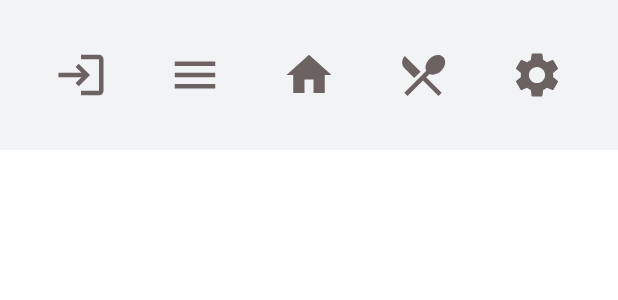
After one commit to JosefMamo12/Zuza-s, an Android app: the layout navigation_bar.xml on its own in the app's theme, with its tools: preview values and no code run, on a phone screen of 412 x 824 dp. The commit adds this screen. Shown: the top 300 px of the screen. Run offline under Robolectric (Android 15) with nearby library versions, the phone set to English and light mode, and no system bars.

Commit message:
navigation bar improvement

```diff
--- /dev/null
+++ b/app/src/main/res/layout/navigation_bar.xml
@@ -0,0 +1,57 @@
+<?xml version="1.0" encoding="utf-8"?>
+<LinearLayout xmlns:android="http://schemas.android.com/apk/res/android"
+    xmlns:tools="http://schemas.android.com/tools"
+    android:layout_width="match_parent"
+    android:layout_height="100dp"
+    android:background="#F2F3F5"
+    android:layout_alignParentBottom="true"
+    android:gravity="center"
+    tools:ignore="MissingConstraints"
+    tools:showIn="@layout/activity_homepage">
+
+    <ImageView
+        android:id="@+id/logInImg"
+        android:layout_width="wrap_content"
+        android:layout_height="wrap_content"
+        android:src="@drawable/ic_baseline_login_36"
+        android:layout_gravity="center"
+        android:padding="20dp"
+        tools:ignore="ContentDescription" />
+
+
+    <ImageView
+        android:id="@+id/menuImg"
+        android:layout_width="wrap_content"
+        android:layout_height="wrap_content"
+        android:src="@drawable/ic_baseline_menu_24"
+        android:layout_gravity="center"
+        android:padding="20dp"
+        tools:ignore="ContentDescription" />
+
+    <ImageView
+        android:id="@+id/homeImg"
+        android:layout_width="wrap_content"
+        android:layout_height="wrap_content"
+        android:src="@drawable/ic_baseline_home_24"
+        android:layout_gravity="center"
+        android:padding="20dp"
+        tools:ignore="ContentDescription" />
+
+    <ImageView
+        android:id="@+id/menuFoodImg"
+        android:layout_width="wrap_content"
+        android:layout_height="wrap_content"
+        android:src="@drawable/ic_baseline_restaurant_menu_24"
+        android:layout_gravity="center"
+        android:padding="20dp"
+        tools:ignore="ContentDescription" />
+
+    <ImageView
+        android:id="@+id/settingImg"
+        android:layout_width="wrap_content"
+        android:layout_height="wrap_content"
+        android:src="@drawable/ic_baseline_settings_36"
+        android:layout_gravity="center"
+        android:padding="20dp"
+        tools:ignore="ContentDescription" />
+</LinearLayout>
```
Also changed, not shown: app/src/main/res/layout/activity_homepage.xml (+1 -55 lines), app/src/main/res/layout/nav_bar.xml (deleted, +0 -64 lines).
